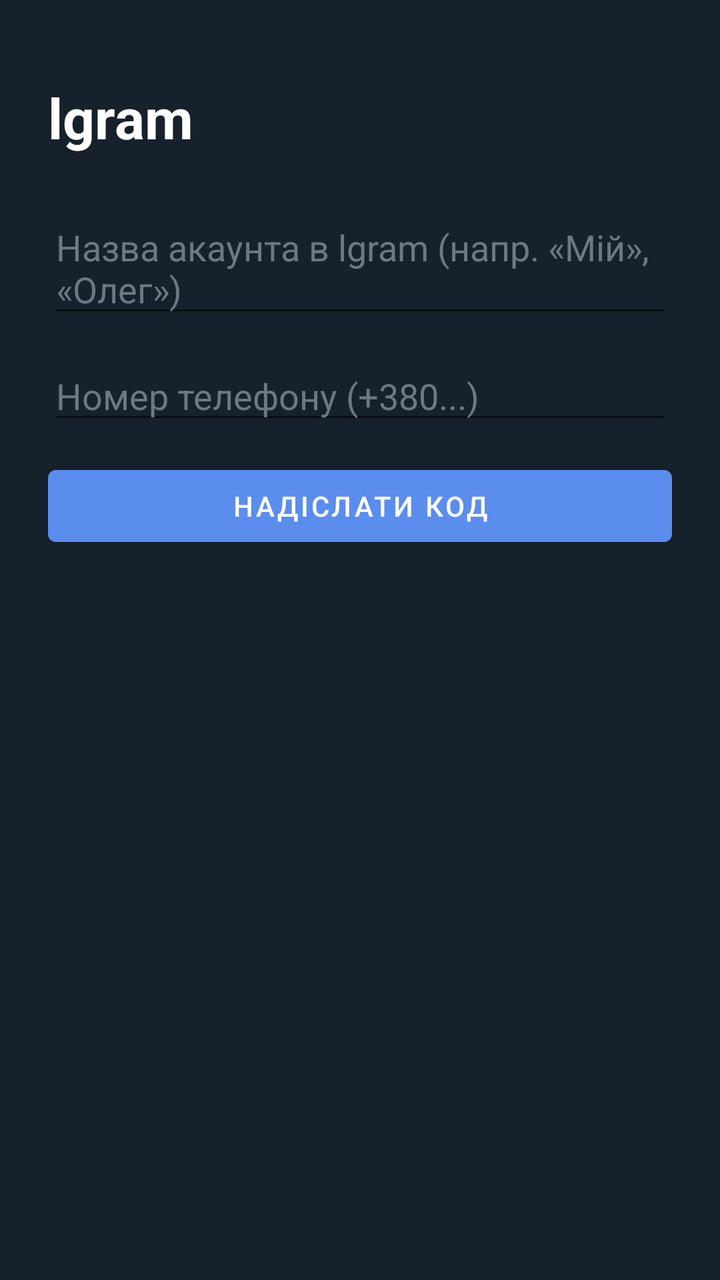
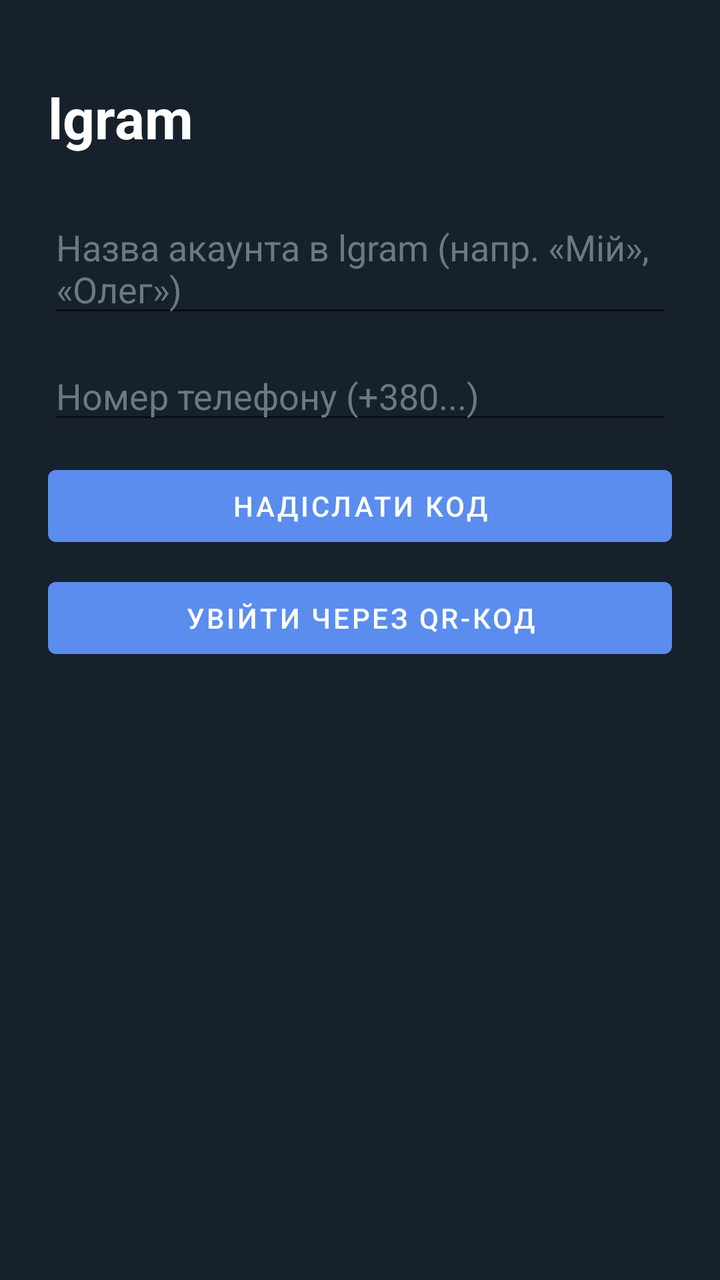

Screens rendered from an Android XML layout before and after an edit, with the pre-edit source and the edit as a unified diff.
<!-- AndroidManifest.xml: application theme Theme.Lgram -->
<!-- res/layout/activity_auth.xml -->
<?xml version="1.0" encoding="utf-8"?>
<LinearLayout xmlns:android="http://schemas.android.com/apk/res/android"
    android:layout_width="match_parent"
    android:layout_height="match_parent"
    android:orientation="vertical"
    android:padding="24dp"
    android:background="#17212B">

    <TextView
        android:layout_width="wrap_content"
        android:layout_height="wrap_content"
        android:text="lgram"
        android:textColor="#FFFFFF"
        android:textSize="28sp"
        android:textStyle="bold"
        android:layout_marginTop="16dp"
        android:layout_marginBottom="24dp" />

    <TextView
        android:id="@+id/tvStatus"
        android:layout_width="match_parent"
        android:layout_height="wrap_content"
        android:textColor="#E8503A"
        android:textSize="13sp"
        android:layout_marginBottom="12dp"
        android:visibility="gone" />

    
    <EditText
        android:id="@+id/etAccountName"
        android:layout_width="match_parent"
        android:layout_height="wrap_content"
        android:hint="Назва акаунта в lgram (напр. «Мій», «Олег»)"
        android:textColor="#FFFFFF"
        android:textColorHint="#6D7883"
        android:layout_marginBottom="12dp" />

    
    <LinearLayout
        android:id="@+id/stepPhone"
        android:layout_width="match_parent"
        android:layout_height="wrap_content"
        android:orientation="vertical">

        <EditText
            android:id="@+id/etPhone"
            android:layout_width="match_parent"
            android:layout_height="wrap_content"
            android:hint="Номер телефону (+380...)"
            android:inputType="phone"
            android:textColor="#FFFFFF"
            android:textColorHint="#6D7883"
            android:layout_marginBottom="12dp" />

        <Button
            android:id="@+id/btnSendCode"
            android:layout_width="match_parent"
            android:layout_height="wrap_content"
            android:text="Надіслати код" />
    </LinearLayout>

    
    <LinearLayout
        android:id="@+id/stepCode"
        android:layout_width="match_parent"
        android:layout_height="wrap_content"
        android:orientation="vertical"
        android:visibility="gone">

        <EditText
            android:id="@+id/etCode"
            android:layout_width="match_parent"
            android:layout_height="wrap_content"
            android:hint="Код із Telegram"
            android:inputType="number"
            android:textColor="#FFFFFF"
            android:textColorHint="#6D7883"
            android:layout_marginBottom="12dp" />

        <Button
            android:id="@+id/btnConfirmCode"
            android:layout_width="match_parent"
            android:layout_height="wrap_content"
            android:text="Підтвердити код" />
    </LinearLayout>

    
    <LinearLayout
        android:id="@+id/stepPassword"
        android:layout_width="match_parent"
        android:layout_height="wrap_content"
        android:orientation="vertical"
        android:visibility="gone">

        <EditText
            android:id="@+id/etPassword"
            android:layout_width="match_parent"
            android:layout_height="wrap_content"
            android:hint="Пароль двофакторної автентифікації"
            android:inputType="textPassword"
            android:textColor="#FFFFFF"
            android:textColorHint="#6D7883"
            android:layout_marginBottom="12dp" />

        <Button
            android:id="@+id/btnConfirmPassword"
            android:layout_width="match_parent"
            android:layout_height="wrap_content"
            android:text="Увійти" />
    </LinearLayout>

    <ProgressBar
        android:id="@+id/progress"
        android:layout_width="wrap_content"
        android:layout_height="wrap_content"
        android:layout_gravity="center"
        android:layout_marginTop="24dp"
        android:visibility="gone" />

</LinearLayout>
<!-- resources referenced by this layout -->
<resources>
  <style name="Theme.Lgram" parent="Theme.MaterialComponents.DayNight.NoActionBar">
          <item name="colorPrimary">#5B8DEF</item>
          <item name="colorPrimaryDark">#17212B</item>
          <item name="colorAccent">#5B8DEF</item>
          <item name="android:windowBackground">#0E1621</item>
      </style>
</resources>

<!-- the commit's change to res/layout/activity_auth.xml (unified diff, before → after) -->
@@ -57,6 +57,46 @@
             android:layout_width="match_parent"
             android:layout_height="wrap_content"
             android:text="Надіслати код" />
+
+        <Button
+            android:id="@+id/btnQrLogin"
+            android:layout_width="match_parent"
+            android:layout_height="wrap_content"
+            android:layout_marginTop="8dp"
+            android:text="Увійти через QR-код" />
+    </LinearLayout>
+
+    
+    <LinearLayout
+        android:id="@+id/stepQr"
+        android:layout_width="match_parent"
+        android:layout_height="wrap_content"
+        android:orientation="vertical"
+        android:gravity="center"
+        android:visibility="gone">
+
+        <ImageView
+            android:id="@+id/ivQrCode"
+            android:layout_width="240dp"
+            android:layout_height="240dp"
+            android:background="#FFFFFF"
+            android:layout_marginBottom="16dp" />
+
+        <TextView
+            android:id="@+id/tvQrStatus"
+            android:layout_width="match_parent"
+            android:layout_height="wrap_content"
+            android:gravity="center"
+            android:textColor="#AEBACB"
+            android:textSize="14sp"
+            android:text="Відкрий Telegram на телефоні з активним акаунтом → Налаштування → Пристрої → Підключити пристрій, і відскануй цей код." />
+
+        <Button
+            android:id="@+id/btnQrBack"
+            android:layout_width="wrap_content"
+            android:layout_height="wrap_content"
+            android:layout_marginTop="16dp"
+            android:text="Назад" />
     </LinearLayout>
 
     
